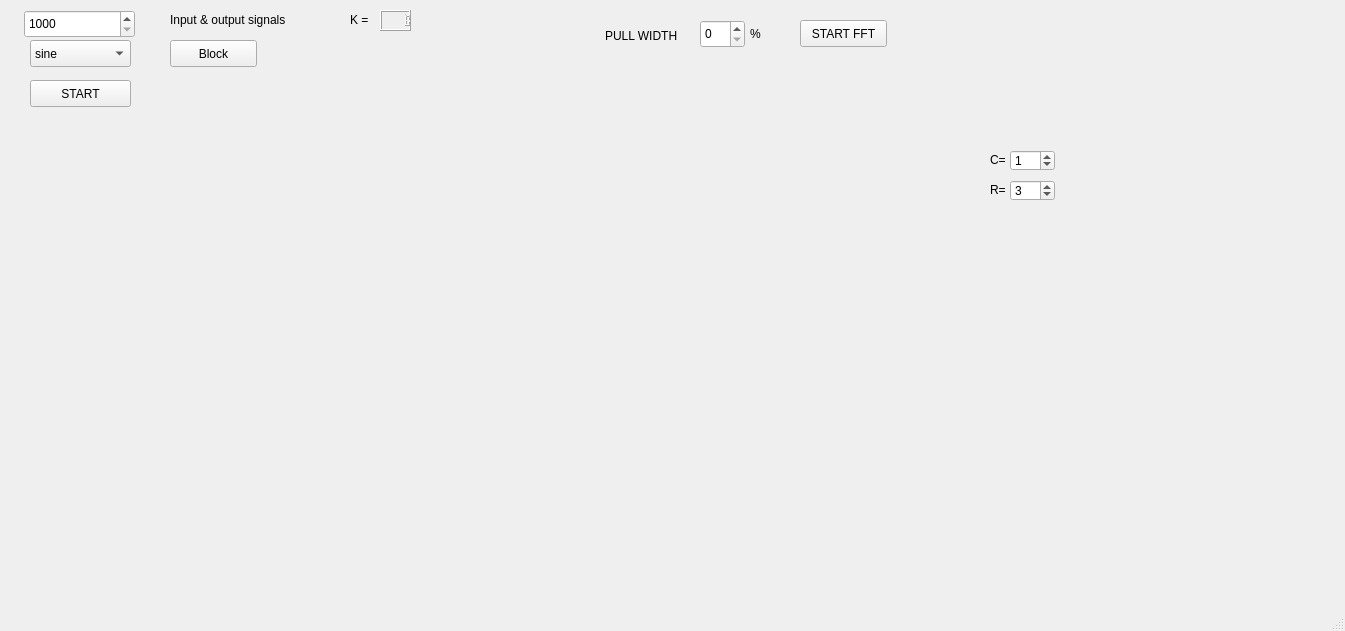
Before: the Qt Designer form mainwindow.ui in NeroMipt/labproject, drawn with Qt 5.
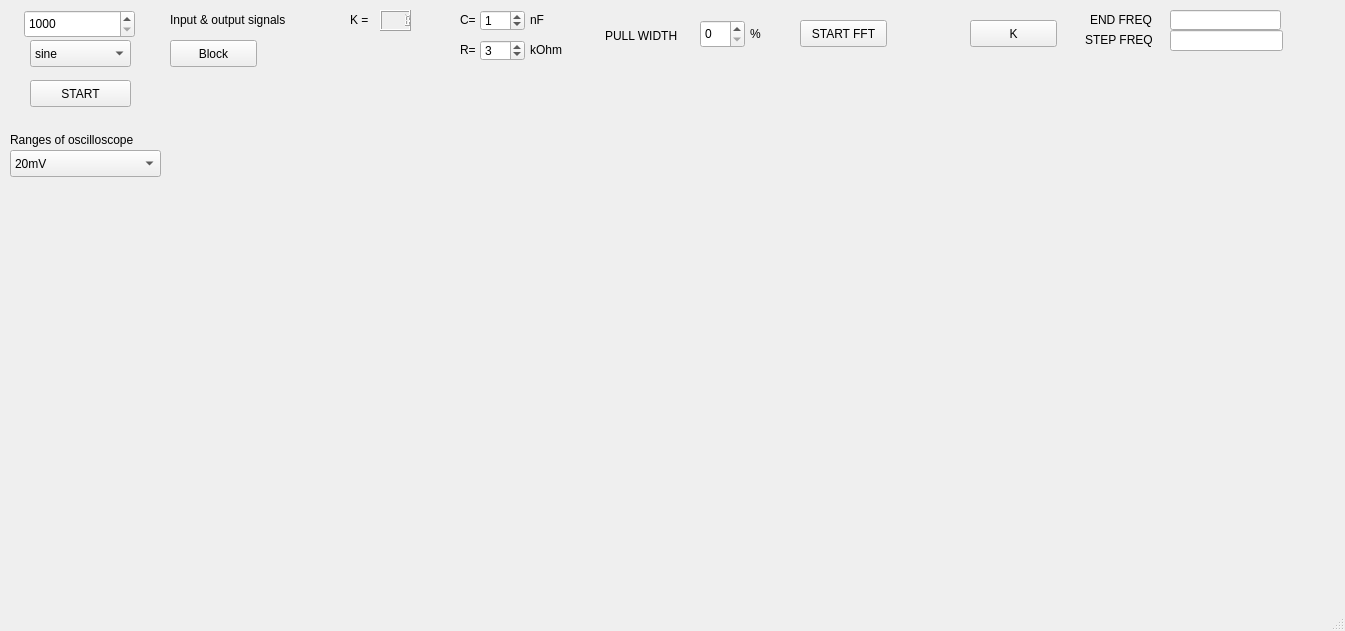
After: the same form once the commit is applied. Custom widgets are drawn as their Qt base class.

```diff
--- a/mainwindow.ui
+++ b/mainwindow.ui
@@ -224,8 +224,8 @@
    <widget class="QLabel" name="label_5">
     <property name="geometry">
      <rect>
-      <x>990</x>
-      <y>180</y>
+      <x>460</x>
+      <y>40</y>
       <width>16</width>
       <height>19</height>
      </rect>
@@ -237,8 +237,8 @@
    <widget class="QSpinBox" name="resister">
     <property name="geometry">
      <rect>
-      <x>1010</x>
-      <y>180</y>
+      <x>480</x>
+      <y>40</y>
       <width>45</width>
       <height>21</height>
      </rect>
@@ -250,8 +250,8 @@
    <widget class="QLabel" name="label_6">
     <property name="geometry">
      <rect>
-      <x>990</x>
-      <y>150</y>
+      <x>460</x>
+      <y>10</y>
       <width>31</width>
       <height>19</height>
      </rect>
@@ -263,8 +263,8 @@
    <widget class="QSpinBox" name="capacity">
     <property name="geometry">
      <rect>
-      <x>1010</x>
-      <y>150</y>
+      <x>480</x>
+      <y>10</y>
       <width>45</width>
       <height>21</height>
      </rect>
@@ -276,6 +276,174 @@
      <number>1</number>
     </property>
    </widget>
+   <widget class="QCustomPlot" name="koeff" native="true">
+    <property name="geometry">
+     <rect>
+      <x>970</x>
+      <y>80</y>
+      <width>351</width>
+      <height>241</height>
+     </rect>
+    </property>
+   </widget>
+   <widget class="QPushButton" name="pushButton_3">
+    <property name="geometry">
+     <rect>
+      <x>970</x>
+      <y>20</y>
+      <width>87</width>
+      <height>27</height>
+     </rect>
+    </property>
+    <property name="text">
+     <string>K</string>
+    </property>
+   </widget>
+   <widget class="QLabel" name="label_7">
+    <property name="geometry">
+     <rect>
+      <x>530</x>
+      <y>10</y>
+      <width>66</width>
+      <height>19</height>
+     </rect>
+    </property>
+    <property name="text">
+     <string>nF</string>
+    </property>
+   </widget>
+   <widget class="QLabel" name="label_8">
+    <property name="geometry">
+     <rect>
+      <x>530</x>
+      <y>40</y>
+      <width>66</width>
+      <height>19</height>
+     </rect>
+    </property>
+    <property name="text">
+     <string>kOhm</string>
+    </property>
+   </widget>
+   <widget class="QLineEdit" name="ef">
+    <property name="geometry">
+     <rect>
+      <x>1170</x>
+      <y>10</y>
+      <width>111</width>
+      <height>20</height>
+     </rect>
+    </property>
+   </widget>
+   <widget class="QLineEdit" name="st">
+    <property name="geometry">
+     <rect>
+      <x>1170</x>
+      <y>30</y>
+      <width>113</width>
+      <height>21</height>
+     </rect>
+    </property>
+   </widget>
+   <widget class="QLabel" name="label_9">
+    <property name="geometry">
+     <rect>
+      <x>1090</x>
+      <y>10</y>
+      <width>81</width>
+      <height>20</height>
+     </rect>
+    </property>
+    <property name="text">
+     <string>END FREQ</string>
+    </property>
+   </widget>
+   <widget class="QLabel" name="label_10">
+    <property name="geometry">
+     <rect>
+      <x>1085</x>
+      <y>30</y>
+      <width>81</width>
+      <height>20</height>
+     </rect>
+    </property>
+    <property name="text">
+     <string>STEP FREQ</string>
+    </property>
+   </widget>
+   <widget class="QLabel" name="label_11">
+    <property name="geometry">
+     <rect>
+      <x>10</x>
+      <y>130</y>
+      <width>151</width>
+      <height>19</height>
+     </rect>
+    </property>
+    <property name="text">
+     <string>Ranges of oscilloscope</string>
+    </property>
+   </widget>
+   <widget class="QComboBox" name="comboBox_2">
+    <property name="geometry">
+     <rect>
+      <x>10</x>
+      <y>150</y>
+      <width>151</width>
+      <height>27</height>
+     </rect>
+    </property>
+    <item>
+     <property name="text">
+      <string>20mV</string>
+     </property>
+    </item>
+    <item>
+     <property name="text">
+      <string>50mV</string>
+     </property>
+    </item>
+    <item>
+     <property name="text">
+      <string>100mV</string>
+     </property>
+    </item>
+    <item>
+     <property name="text">
+      <string>200mV</string>
+     </property>
+    </item>
+    <item>
+     <property name="text">
+      <string>500mV</string>
+     </property>
+    </item>
+    <item>
+     <property name="text">
+      <string>1V</string>
+     </property>
+    </item>
+    <item>
+     <property name="text">
+      <string>2V</string>
+     </property>
+    </item>
+    <item>
+     <property name="text">
+      <string>5V</string>
+     </property>
+    </item>
+    <item>
+     <property name="text">
+      <string>10V</string>
+     </property>
+    </item>
+    <item>
+     <property name="text">
+      <string>20V</string>
+     </property>
+    </item>
+   </widget>
   </widget>
   <widget class="QMenuBar" name="menubar">
    <property name="geometry">
```
